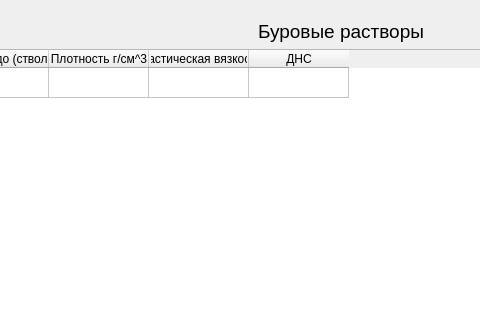
Above: tables.ui from chevashetz/app before the change; both pictures show x 283 to 763 and y 0 to 320 of the 1249 by 633 pixel window. Below: the same form after it.
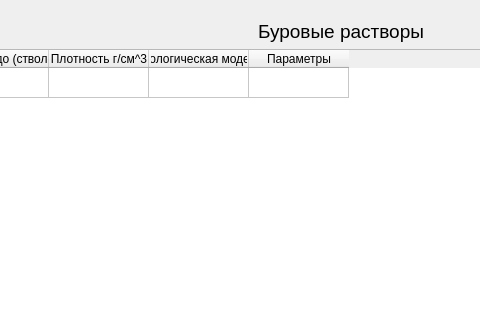
That is the form after the change. The open tabs and pages were chosen to show the change. Custom widgets are drawn as their Qt base class.

```diff
--- a/tables.ui
+++ b/tables.ui
@@ -988,12 +988,12 @@
          </column>
          <column>
           <property name="text">
-           <string>Пластическая вязкость </string>
+           <string>Реологическая модель</string>
           </property>
          </column>
          <column>
           <property name="text">
-           <string>ДНС</string>
+           <string>Параметры</string>
           </property>
          </column>
         </widget>
```
Left out of the diff: 4 changed lines with no effect on the pictures.
